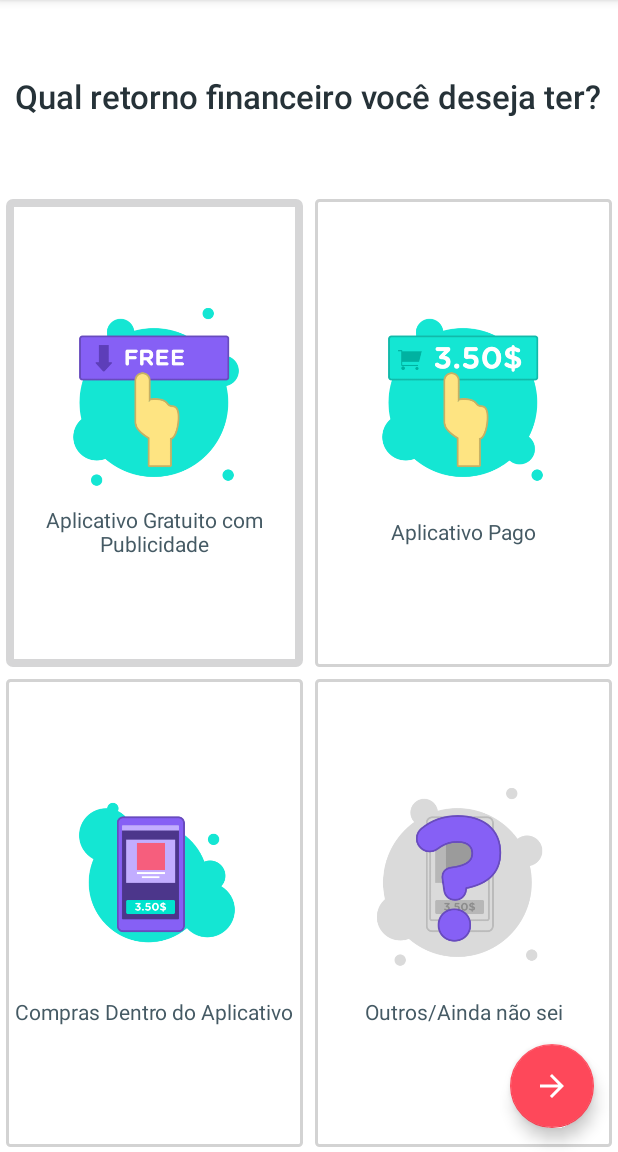
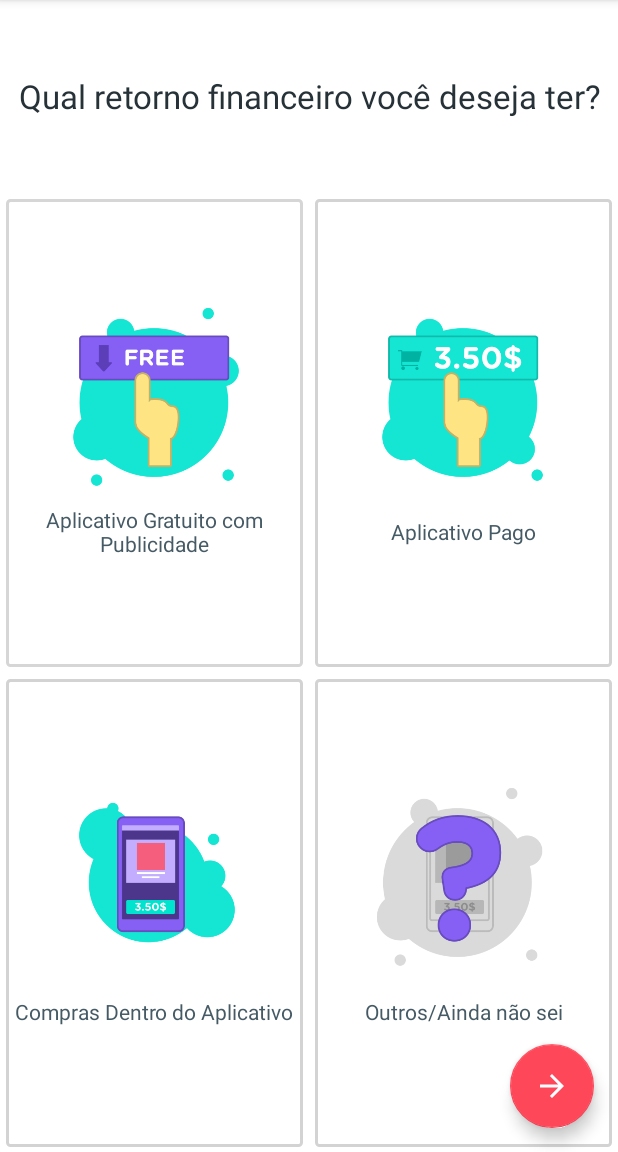
Before and after one commit to BLACKFISHLABS/precifica-app, an Android app: the fragment FinancialFeedbackFragment placed in its activity, after a tap on "Aplicativo Gratuito com Publicidade", on a phone screen of 412 x 824 dp, the part 84-1236 px from its top. Run offline under Robolectric (Android 15) with nearby library versions, the phone set to English and light mode, and no system bars; our stand-ins replace ButterKnife, EventBus; libraries missing offline, so code that uses them is left out: com.amulyakhare.textdrawable, com.mikepenz.materialdrawer, com.stepstone.stepper, info.androidhive.fontawesome; 13 statements that could not run were skipped.

Commit message:
Fix Layout

```diff
--- a/app/build.gradle
+++ b/app/build.gradle
@@ -8,8 +8,8 @@ android {
         applicationId "io.github.blackfishlabs.precificaapp"
         minSdkVersion 22
         targetSdkVersion 29
-        versionCode 19
-        versionName "1.9.0"
+        versionCode 20
+        versionName "2.0.0"
         testInstrumentationRunner "androidx.test.runner.AndroidJUnitRunner"
         vectorDrawables.useSupportLibrary = true
         multiDexEnabled true
--- a/app/src/main/res/drawable/bg_rounded_selected.xml
+++ b/app/src/main/res/drawable/bg_rounded_selected.xml
@@ -2,6 +2,6 @@
 <shape xmlns:android="http://schemas.android.com/apk/res/android">
     <corners android:radius="2dp" />
     <stroke
-        android:color="@color/md_blue_900"
-        android:width="5dp" />
+        android:color="@color/md_blue_500"
+        android:width="2dp" />
 </shape>
--- a/app/src/main/res/layout/fragment_admin_panel.xml
+++ b/app/src/main/res/layout/fragment_admin_panel.xml
@@ -23,7 +23,7 @@
                 android:layout_margin="@dimen/keyline_small"
                 android:layout_width="wrap_content"
                 android:layout_height="wrap_content"
-                android:fontFamily="sans-serif-light"
+                android:fontFamily="sans-serif-thin"
                 android:text="@string/question_eight"
                 android:textColor="@color/colorPrimaryDark"
                 android:gravity="center_horizontal"
--- a/app/src/main/res/layout/fragment_design_app.xml
+++ b/app/src/main/res/layout/fragment_design_app.xml
@@ -25,7 +25,7 @@
                 android:layout_height="wrap_content"
                 android:text="@string/question_three"
                 android:textColor="@color/colorPrimaryDark"
-                android:fontFamily="sans-serif-light"
+                android:fontFamily="sans-serif-thin"
                 android:gravity="center_horizontal"
                 android:textStyle="bold"
                 android:textSize="22sp" />
--- a/app/src/main/res/layout/fragment_financial_feedback.xml
+++ b/app/src/main/res/layout/fragment_financial_feedback.xml
@@ -25,8 +25,8 @@
                 android:layout_height="wrap_content"
                 android:text="@string/question_four"
                 android:textColor="@color/colorPrimaryDark"
-                android:fontFamily="sans-serif-light"
-                android:gravity="left"
+                android:fontFamily="sans-serif-thin"
+                android:gravity="center_horizontal"
                 android:textStyle="bold"
                 android:textSize="22sp" />
         </LinearLayout>
--- a/app/src/main/res/layout/fragment_inter_app.xml
+++ b/app/src/main/res/layout/fragment_inter_app.xml
@@ -23,7 +23,7 @@
                 android:layout_margin="@dimen/keyline_small"
                 android:layout_width="wrap_content"
                 android:layout_height="wrap_content"
-                android:fontFamily="sans-serif-light"
+                android:fontFamily="sans-serif-thin"
                 android:text="@string/question_nine"
                 android:textColor="@color/colorPrimaryDark"
                 android:gravity="center_horizontal"
--- a/app/src/main/res/layout/fragment_login_app.xml
+++ b/app/src/main/res/layout/fragment_login_app.xml
@@ -23,7 +23,7 @@
                 android:layout_margin="@dimen/keyline_small"
                 android:layout_width="wrap_content"
                 android:layout_height="wrap_content"
-                android:fontFamily="sans-serif-light"
+                android:fontFamily="sans-serif-thin"
                 android:text="@string/question_five"
                 android:textColor="@color/colorPrimaryDark"
                 android:gravity="center_horizontal"
--- a/app/src/main/res/layout/fragment_project_status.xml
+++ b/app/src/main/res/layout/fragment_project_status.xml
@@ -23,7 +23,7 @@
                 android:layout_margin="@dimen/keyline_small"
                 android:layout_width="wrap_content"
                 android:layout_height="wrap_content"
-                android:fontFamily="sans-serif-light"
+                android:fontFamily="sans-serif-thin"
                 android:text="Em que estágio se encontra o seu projeto?"
                 android:textColor="@color/colorPrimaryDark"
                 android:gravity="center_horizontal"
--- a/app/src/main/res/layout/fragment_quality.xml
+++ b/app/src/main/res/layout/fragment_quality.xml
@@ -23,7 +23,7 @@
                 android:layout_margin="@dimen/keyline_small"
                 android:layout_width="wrap_content"
                 android:layout_height="wrap_content"
-                android:fontFamily="sans-serif-light"
+                android:fontFamily="sans-serif-thin"
                 android:text="@string/question_one"
                 android:textColor="@color/colorPrimaryDark"
                 android:gravity="center_horizontal"
--- a/app/src/main/res/layout/fragment_type_app.xml
+++ b/app/src/main/res/layout/fragment_type_app.xml
@@ -23,7 +23,7 @@
                 android:layout_margin="@dimen/keyline_small"
                 android:layout_width="wrap_content"
                 android:layout_height="wrap_content"
-                android:fontFamily="sans-serif-light"
+                android:fontFamily="sans-serif-thin"
                 android:text="@string/question_two"
                 android:textColor="@color/colorPrimaryDark"
                 android:gravity="center_horizontal"
--- a/app/src/main/res/layout/fragment_website_integration.xml
+++ b/app/src/main/res/layout/fragment_website_integration.xml
@@ -26,7 +26,7 @@
                 android:text="@string/question_six"
                 android:textColor="@color/colorPrimaryDark"
                 android:gravity="center_horizontal"
-                android:fontFamily="sans-serif-light"
+                android:fontFamily="sans-serif-thin"
                 android:textStyle="bold"
                 android:textSize="22sp" />
         </LinearLayout>
```
